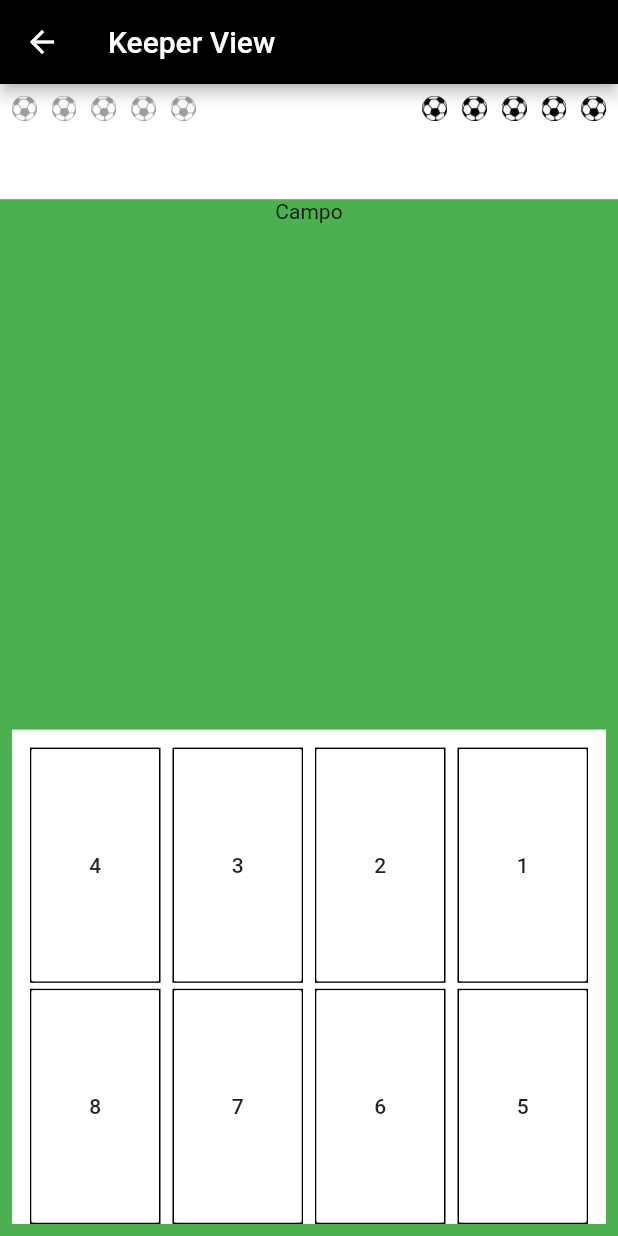
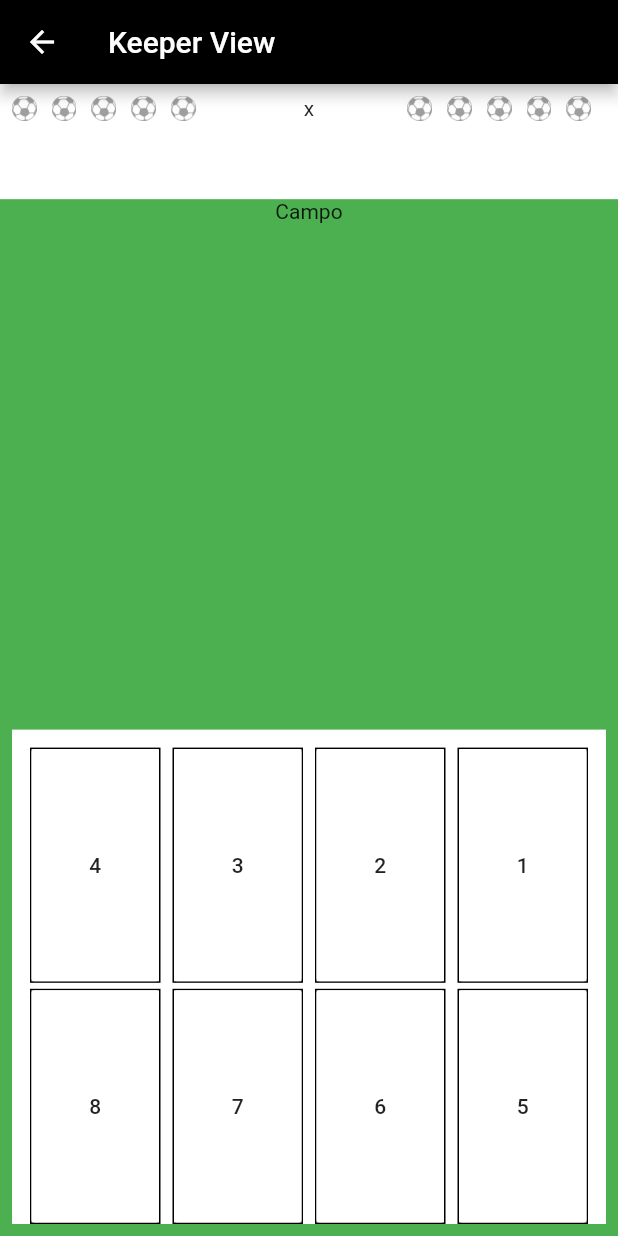
Before and after one commit to plucenio/FlutterPocs, a Flutter app: the FoundOpponentPage screen opened directly, after a tap on "Keeper", on a phone screen of 412 x 824 dp. Run offline on Flutter 3.47's test engine with Material 2 defaults, Android fonts, the phone set to English and light mode, and no system bars; our stand-ins replace carousel_slider, i18n_extension.

Commit message:
Implementing the game score.

```diff
--- /dev/null
+++ b/eight_bit_penalty/lib/models/match_score_model.dart
@@ -0,0 +1,13 @@
+import 'player_score_model.dart';
+
+class MatchScoreModel {
+  PlayerScoreModel player1ScoreModel;
+  PlayerScoreModel player2ScoreModel;
+
+  bool isKick;
+
+  MatchScoreModel() {
+    player1ScoreModel = PlayerScoreModel();
+    player2ScoreModel = PlayerScoreModel();
+  }
+}
--- /dev/null
+++ b/eight_bit_penalty/lib/models/player_score_model.dart
@@ -0,0 +1,15 @@
+class PlayerScoreModel {
+  List<bool> kicks;
+
+  PlayerScoreModel() {
+    kicks = [];
+  }
+
+  void goal() {
+    kicks.add(true);
+  }
+
+  void fail() {
+    kicks.add(false);
+  }
+}
--- a/eight_bit_penalty/lib/pages/match/found_opponent_page.dart
+++ b/eight_bit_penalty/lib/pages/finding_opponent/found_opponent_page.dart
@@ -1,7 +1,8 @@
+import 'package:eight_bit_penalty/models/match_score_model.dart';
 import 'package:flutter/material.dart';
 import '../../widgets/my_scaffold.dart';
-import 'keeper_match_page.dart';
-import 'kicker_match_page.dart';
+import '../match/keeper_match_page.dart';
+import '../match/kicker_match_page.dart';
 
 class FoundOpponentPage extends StatefulWidget {
   FoundOpponentPage({Key key}) : super(key: key);
@@ -25,8 +26,9 @@ class _FoundOpponentPageState extends State<FoundOpponentPage> {
                 Navigator.push(
                     context,
                     MaterialPageRoute(
-                      builder: (context) => KickerMatchPage(),
-                    ));
+                        builder: (context) => KickerMatchPage(
+                              matchScoreModel: MatchScoreModel(),
+                            )));
               },
             ),
             RaisedButton(
@@ -35,7 +37,9 @@ class _FoundOpponentPageState extends State<FoundOpponentPage> {
                 Navigator.push(
                     context,
                     MaterialPageRoute(
-                      builder: (context) => KeeperMatchPage(),
+                      builder: (context) => KeeperMatchPage(
+                        matchScoreModel: MatchScoreModel(),
+                      ),
                     ));
               },
             )
--- a/eight_bit_penalty/lib/pages/match/goal_result_page.dart
+++ b/eight_bit_penalty/lib/pages/goal_result/goal_result_page.dart
@@ -1,13 +1,14 @@
 import 'package:flutter/material.dart';
-import 'keeper_match_page.dart';
-import 'kicker_match_page.dart';
+import '../../models/match_score_model.dart';
+import '../match/keeper_match_page.dart';
+import '../match/kicker_match_page.dart';
 
 class GoalResultPage extends StatefulWidget {
-  final bool isKick;
+  final MatchScoreModel matchScoreModel;
   final int position;
 
   const GoalResultPage(
-      {Key key, @required this.isKick, @required this.position})
+      {Key key, @required this.matchScoreModel, @required this.position})
       : super(key: key);
 
   @override
@@ -26,7 +27,11 @@ class _GoalResultPageState extends State<GoalResultPage> {
       Navigator.pushReplacement(
         context,
         PageRouteBuilder(pageBuilder: (context, animation, secondaryAnimation) {
-          return widget.isKick ? KeeperMatchPage() : KickerMatchPage();
+          return widget.matchScoreModel.isKick
+              ? KeeperMatchPage(
+                  matchScoreModel: widget.matchScoreModel,
+                )
+              : KickerMatchPage(matchScoreModel: widget.matchScoreModel);
         }),
       );
     });
@@ -34,6 +39,11 @@ class _GoalResultPageState extends State<GoalResultPage> {
 
   @override
   Widget build(BuildContext context) {
+    if (widget.matchScoreModel.isKick) {
+      widget.matchScoreModel.player1ScoreModel.goal();
+    } else {
+      widget.matchScoreModel.player2ScoreModel.goal();
+    }
     return Scaffold(
       body: Text("Posição selecionada:${widget.position}"),
     );
--- a/eight_bit_penalty/lib/pages/home/home_page.dart
+++ b/eight_bit_penalty/lib/pages/home/home_page.dart
@@ -1,7 +1,7 @@
 import 'package:flutter/material.dart';
 
 import '../../widgets/my_scaffold.dart';
-import '../match/finding_match_page.dart';
+import '../finding_opponent/finding_match_page.dart';
 
 class HomePage extends StatefulWidget {
   @override
--- a/eight_bit_penalty/lib/pages/match/keeper_match_page.dart
+++ b/eight_bit_penalty/lib/pages/match/keeper_match_page.dart
@@ -1,10 +1,18 @@
 import 'package:flutter/material.dart';
+import '../../models/match_score_model.dart';
 import '../../widgets/my_scaffold.dart';
 import 'widgets/goal_widget.dart';
 import 'widgets/score_widget.dart';
 
 class KeeperMatchPage extends StatefulWidget {
-  KeeperMatchPage({Key key}) : super(key: key);
+  final MatchScoreModel matchScoreModel;
+
+  KeeperMatchPage({
+    Key key,
+    @required this.matchScoreModel,
+  }) : super(key: key) {
+    matchScoreModel.isKick = false;
+  }
 
   @override
   _KeeperMatchPageState createState() => _KeeperMatchPageState();
@@ -19,7 +27,9 @@ class _KeeperMatchPageState extends State<KeeperMatchPage> {
       ),
       body: Column(
         children: [
-          ScoreWidget(),
+          ScoreWidget(
+            matchScoreModel: widget.matchScoreModel,
+          ),
           Expanded(
             flex: 9,
             child: Container(
@@ -31,7 +41,7 @@ class _KeeperMatchPageState extends State<KeeperMatchPage> {
                   Expanded(child: Text('Campo')),
                   // Goleira
                   GoalWidget(
-                    isKick: false,
+                    matchScoreModel: widget.matchScoreModel,
                   ),
                 ],
               ),
--- a/eight_bit_penalty/lib/pages/match/kicker_match_page.dart
+++ b/eight_bit_penalty/lib/pages/match/kicker_match_page.dart
@@ -1,10 +1,14 @@
 import 'package:flutter/material.dart';
+import '../../models/match_score_model.dart';
 import '../../widgets/my_scaffold.dart';
 import 'widgets/goal_widget.dart';
 import 'widgets/score_widget.dart';
 
 class KickerMatchPage extends StatefulWidget {
-  KickerMatchPage({Key key}) : super(key: key);
+  final MatchScoreModel matchScoreModel;
+  KickerMatchPage({Key key, @required this.matchScoreModel}) : super(key: key) {
+    matchScoreModel.isKick = true;
+  }
 
   @override
   _KickerMatchPageState createState() => _KickerMatchPageState();
@@ -19,7 +23,9 @@ class _KickerMatchPageState extends State<KickerMatchPage> {
       ),
       body: Column(
         children: [
-          ScoreWidget(),
+          ScoreWidget(
+            matchScoreModel: widget.matchScoreModel,
+          ),
           Expanded(
             flex: 9,
             child: Container(
@@ -29,7 +35,7 @@ class _KickerMatchPageState extends State<KickerMatchPage> {
                 mainAxisAlignment: MainAxisAlignment.spaceAround,
                 children: [
                   GoalWidget(
-                    isKick: true,
+                    matchScoreModel: widget.matchScoreModel,
                   ),
                   Expanded(child: Text('Campo')),
                   // Goleira
--- a/eight_bit_penalty/lib/pages/match/widgets/goal_position_widget.dart
+++ b/eight_bit_penalty/lib/pages/match/widgets/goal_position_widget.dart
@@ -1,16 +1,21 @@
 import 'package:flutter/material.dart';
 import 'package:meta/meta.dart';
+import '../../../models/match_score_model.dart';
+import '../../goal_result/goal_result_page.dart';
 
-import '../goal_result_page.dart';
+class GoalPositionWidget extends StatefulWidget {
+  final MatchScoreModel matchScoreModel;
+  final int position;
 
-class GoalPositionWidget extends StatelessWidget {
-  final int position;
-  final bool isKick;
-
-  const GoalPositionWidget(
-      {Key key, @required this.isKick, @required this.position})
+  GoalPositionWidget(
+      {Key key, @required this.matchScoreModel, @required this.position})
       : super(key: key);
 
+  @override
+  _GoalPositionWidgetState createState() => _GoalPositionWidgetState();
+}
+
+class _GoalPositionWidgetState extends State<GoalPositionWidget> {
   @override
   Widget build(BuildContext context) {
     return Expanded(
@@ -20,15 +25,15 @@ class GoalPositionWidget extends StatelessWidget {
           height: double.infinity,
           child: RaisedButton(
               color: Colors.white,
-              child: Text('$position'),
+              child: Text('${widget.position}'),
               elevation: 0,
               onPressed: () {
                 Navigator.pushReplacement(
                   context,
                   MaterialPageRoute(
                     builder: (context) => GoalResultPage(
-                      isKick: isKick,
-                      position: position,
+                      matchScoreModel: widget.matchScoreModel,
+                      position: widget.position,
                     ),
                   ),
                 );
--- a/eight_bit_penalty/lib/pages/match/widgets/goal_widget.dart
+++ b/eight_bit_penalty/lib/pages/match/widgets/goal_widget.dart
@@ -1,10 +1,20 @@
 import 'package:flutter/material.dart';
+import '../../../models/match_score_model.dart';
 import 'goal_position_widget.dart';
 
-class GoalWidget extends StatelessWidget {
-  final bool isKick;
+class GoalWidget extends StatefulWidget {
+  final MatchScoreModel matchScoreModel;
 
-  const GoalWidget({Key key, @required this.isKick}) : super(key: key);
+  const GoalWidget({
+    Key key,
+    @required this.matchScoreModel,
+  }) : super(key: key);
+
+  @override
+  _GoalWidgetState createState() => _GoalWidgetState();
+}
+
+class _GoalWidgetState extends State<GoalWidget> {
   @override
   Widget build(BuildContext context) {
     return Expanded(
@@ -21,13 +31,17 @@ class GoalWidget extends StatelessWidget {
                   child: Row(
                     children: [
                       GoalPositionWidget(
-                          isKick: isKick, position: isKick ? 1 : 4),
+                          matchScoreModel: widget.matchScoreModel,
+                          position: widget.matchScoreModel.isKick ? 1 : 4),
                       GoalPositionWidget(
-                          isKick: isKick, position: isKick ? 2 : 3),
+                          matchScoreModel: widget.matchScoreModel,
+                          position: widget.matchScoreModel.isKick ? 2 : 3),
                       GoalPositionWidget(
-                          isKick: isKick, position: isKick ? 3 : 2),
+                          matchScoreModel: widget.matchScoreModel,
+                          position: widget.matchScoreModel.isKick ? 3 : 2),
                       GoalPositionWidget(
-                          isKick: isKick, position: isKick ? 4 : 1),
+                          matchScoreModel: widget.matchScoreModel,
+                          position: widget.matchScoreModel.isKick ? 4 : 1),
                     ],
                   ),
                 ),
@@ -35,13 +49,17 @@ class GoalWidget extends StatelessWidget {
                   child: Row(
                     children: [
                       GoalPositionWidget(
-                          isKick: isKick, position: isKick ? 5 : 8),
+                          matchScoreModel: widget.matchScoreModel,
+                          position: widget.matchScoreModel.isKick ? 5 : 8),
                       GoalPositionWidget(
-                          isKick: isKick, position: isKick ? 6 : 7),
+                          matchScoreModel: widget.matchScoreModel,
+                          position: widget.matchScoreModel.isKick ? 6 : 7),
                       GoalPositionWidget(
-                          isKick: isKick, position: isKick ? 7 : 6),
+                          matchScoreModel: widget.matchScoreModel,
+                          position: widget.matchScoreModel.isKick ? 7 : 6),
                       GoalPositionWidget(
-                          isKick: isKick, position: isKick ? 8 : 5),
+                          matchScoreModel: widget.matchScoreModel,
+                          position: widget.matchScoreModel.isKick ? 8 : 5),
                     ],
                   ),
                 ),
--- a/eight_bit_penalty/lib/pages/match/widgets/player_1_score_widget.dart
+++ b/eight_bit_penalty/lib/pages/match/widgets/player_1_score_widget.dart
@@ -1,10 +1,11 @@
 import 'dart:math';
 import 'package:flutter/material.dart';
+import '../../../models/player_score_model.dart';
 
 class Player1ScoreWidget extends StatefulWidget {
-  final int currentRound;
+  final PlayerScoreModel playerScoreModel;
 
-  const Player1ScoreWidget({Key key, @required this.currentRound})
+  const Player1ScoreWidget({Key key, @required this.playerScoreModel})
       : super(key: key);
 
   @override
@@ -17,74 +18,46 @@ class _Player1ScoreWidgetState extends State<Player1ScoreWidget> {
     super.initState();
   }
 
-  @override
-  Widget build(BuildContext context) {
+  Widget getColorBall({bool goal}) {
     var _screenHeight = MediaQuery.of(context).size.height;
     var _screenWidth = MediaQuery.of(context).size.width;
     var _ballSize = max(_screenHeight, _screenWidth) * 0.02;
 
-    var _defaultBall = Image.asset(
+    return Image.asset(
       'assets/images/ball.png',
-      color: Colors.blue,
+      color: goal == null ? Colors.grey : goal ? Colors.blue : Colors.red,
       height: _ballSize,
       width: _ballSize,
     );
+  }
 
-    var scoreBallList = [];
+  List<Widget> getKicks() {
+    List<Widget> scoreBallList = <Widget>[];
     for (var index = 0; index < 5; index++) {
-      scoreBallList.add(_defaultBall);
+      if (widget.playerScoreModel.kicks.isNotEmpty &&
+          widget.playerScoreModel.kicks.length - 1 >= index) {
+        scoreBallList.add(getColorBall(goal: true));
+      } else {
+        scoreBallList.add(getColorBall());
+      }
+      scoreBallList.add(
+        SizedBox(
+          width: 10,
+        ),
+      );
     }
+    return scoreBallList;
+  }
 
+  @override
+  Widget build(BuildContext context) {
     return Padding(
       padding: const EdgeInsets.all(8.0),
       // child: ListView.builder(itemBuilder: scoreBallList,)
       child: Row(
         mainAxisAlignment: MainAxisAlignment.start,
         crossAxisAlignment: CrossAxisAlignment.start,
-        children: [
-          Image.asset(
-            'assets/images/ball.png',
-            color: Colors.grey,
-            height: _ballSize,
-            width: _ballSize,
-          ),
-          SizedBox(
-            width: 10,
-          ),
-          Image.asset(
-            'assets/images/ball.png',
-            color: Colors.grey,
-            height: _ballSize,
-            width: _ballSize,
-          ),
-          SizedBox(
-            width: 10,
-          ),
-          Image.asset(
-            'assets/images/ball.png',
-            color: Colors.grey,
-            height: _ballSize,
-            width: _ballSize,
-          ),
-          SizedBox(
-            width: 10,
-          ),
-          Image.asset(
-            'assets/images/ball.png',
-            color: Colors.grey,
-            height: _ballSize,
-            width: _ballSize,
-          ),
-          SizedBox(
-            width: 10,
-          ),
-          Image.asset(
-            'assets/images/ball.png',
-            color: Colors.grey,
-            height: _ballSize,
-            width: _ballSize,
-          ),
-        ],
+        children: getKicks(),
       ),
     );
   }
--- a/eight_bit_penalty/lib/pages/match/widgets/player_2_score_widget.dart
+++ b/eight_bit_penalty/lib/pages/match/widgets/player_2_score_widget.dart
@@ -1,10 +1,11 @@
 import 'dart:math';
 import 'package:flutter/material.dart';
+import '../../../models/player_score_model.dart';
 
 class Player2ScoreWidget extends StatefulWidget {
-  final int currentRound;
+  final PlayerScoreModel playerScoreModel;
 
-  const Player2ScoreWidget({Key key, @required this.currentRound})
+  const Player2ScoreWidget({Key key, @required this.playerScoreModel})
       : super(key: key);
 
   @override
@@ -17,68 +18,45 @@ class _Player2ScoreWidgetState extends State<Player2ScoreWidget> {
     super.initState();
   }
 
-  @override
-  Widget build(BuildContext context) {
+  Widget getColorBall({bool goal}) {
     var _screenHeight = MediaQuery.of(context).size.height;
     var _screenWidth = MediaQuery.of(context).size.width;
     var _ballSize = max(_screenHeight, _screenWidth) * 0.02;
 
-    var _defaultBall = Image.asset(
+    return Image.asset(
       'assets/images/ball.png',
-      color: Colors.blue,
+      color: goal == null ? Colors.grey : goal ? Colors.blue : Colors.red,
       height: _ballSize,
       width: _ballSize,
     );
+  }
 
-    var scoreBallList = [];
+  List<Widget> getKicks() {
+    List<Widget> scoreBallList = <Widget>[];
     for (var index = 0; index < 5; index++) {
-      scoreBallList.add(_defaultBall);
+      if (widget.playerScoreModel.kicks.isNotEmpty &&
+          widget.playerScoreModel.kicks.length - 1 >= index) {
+        scoreBallList.add(getColorBall(goal: true));
+      } else {
+        scoreBallList.add(getColorBall());
+      }
+      scoreBallList.add(
+        SizedBox(
+          width: 10,
+        ),
+      );
     }
+    return scoreBallList;
+  }
 
+  @override
+  Widget build(BuildContext context) {
     return Padding(
       padding: const EdgeInsets.all(8.0),
       child: Row(
         mainAxisAlignment: MainAxisAlignment.end,
         crossAxisAlignment: CrossAxisAlignment.start,
-        children: [
-          Image.asset(
-            'assets/images/ball.png',
-            height: _ballSize,
-            width: _ballSize,
-          ),
-          SizedBox(
-            width: 10,
-          ),
-          Image.asset(
-            'assets/images/ball.png',
-            height: _ballSize,
-            width: _ballSize,
-          ),
-          SizedBox(
-            width: 10,
-          ),
-          Image.asset(
-            'assets/images/ball.png',
-            height: _ballSize,
-            width: _ballSize,
-          ),
-          SizedBox(
-            width: 10,
-          ),
-          Image.asset(
-            'assets/images/ball.png',
-            height: _ballSize,
-            width: _ballSize,
-          ),
-          SizedBox(
-            width: 10,
-          ),
-          Image.asset(
-            'assets/images/ball.png',
-            height: _ballSize,
-            width: _ballSize,
-          ),
-        ],
+        children: getKicks(),
       ),
     );
   }
--- a/eight_bit_penalty/lib/pages/match/widgets/score_widget.dart
+++ b/eight_bit_penalty/lib/pages/match/widgets/score_widget.dart
@@ -1,8 +1,19 @@
 import 'package:flutter/material.dart';
+import '../../../models/match_score_model.dart';
 import 'player_1_score_widget.dart';
 import 'player_2_score_widget.dart';
 
-class ScoreWidget extends StatelessWidget {
+class ScoreWidget extends StatefulWidget {
+  final MatchScoreModel matchScoreModel;
+
+  const ScoreWidget({Key key, @required this.matchScoreModel})
+      : super(key: key);
+
+  @override
+  _ScoreWidgetState createState() => _ScoreWidgetState();
+}
+
+class _ScoreWidgetState extends State<ScoreWidget> {
   @override
   Widget build(BuildContext context) {
     return Expanded(
@@ -15,10 +26,14 @@ class ScoreWidget extends StatelessWidget {
           crossAxisAlignment: CrossAxisAlignment.start,
           children: [
             Player1ScoreWidget(
-              currentRound: 0,
+              playerScoreModel: widget.matchScoreModel.player1ScoreModel,
+            ),
+            Padding(
+              padding: const EdgeInsets.all(8.0),
+              child: Text("x"),
             ),
             Player2ScoreWidget(
-              currentRound: 3,
+              playerScoreModel: widget.matchScoreModel.player2ScoreModel,
             ),
           ],
         ),
```
Also changed, not shown: eight_bit_penalty/lib/pages/finding_opponent/finding_match_page.dart (renamed from eight_bit_penalty/lib/pages/match/finding_match_page.dart).
